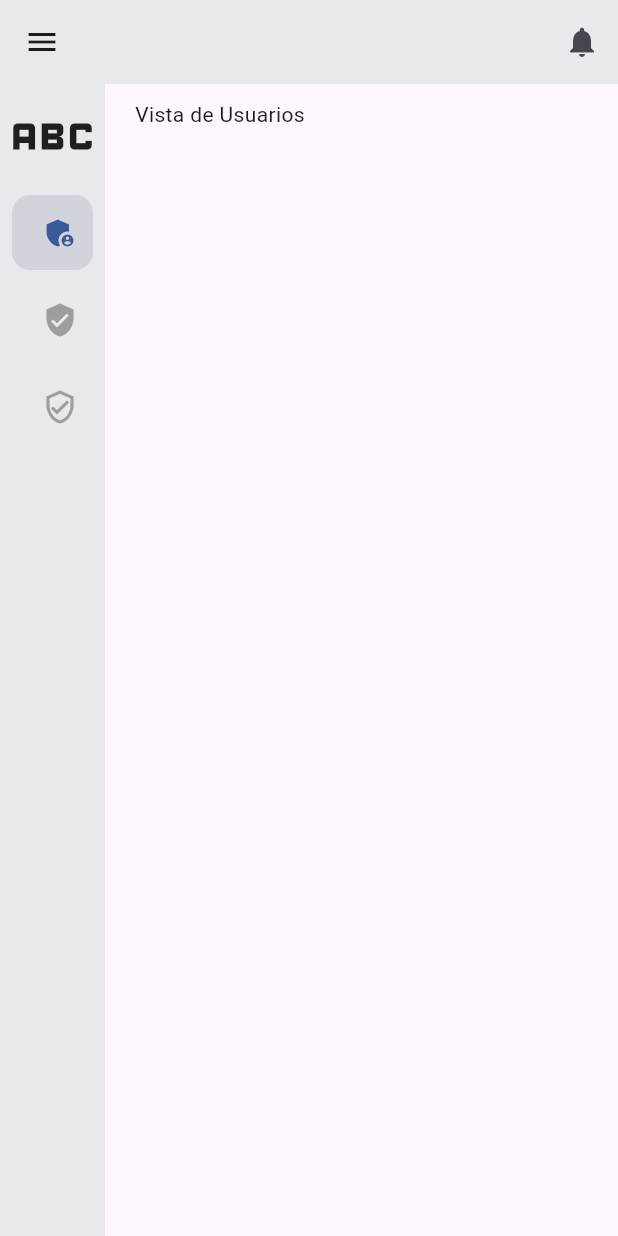
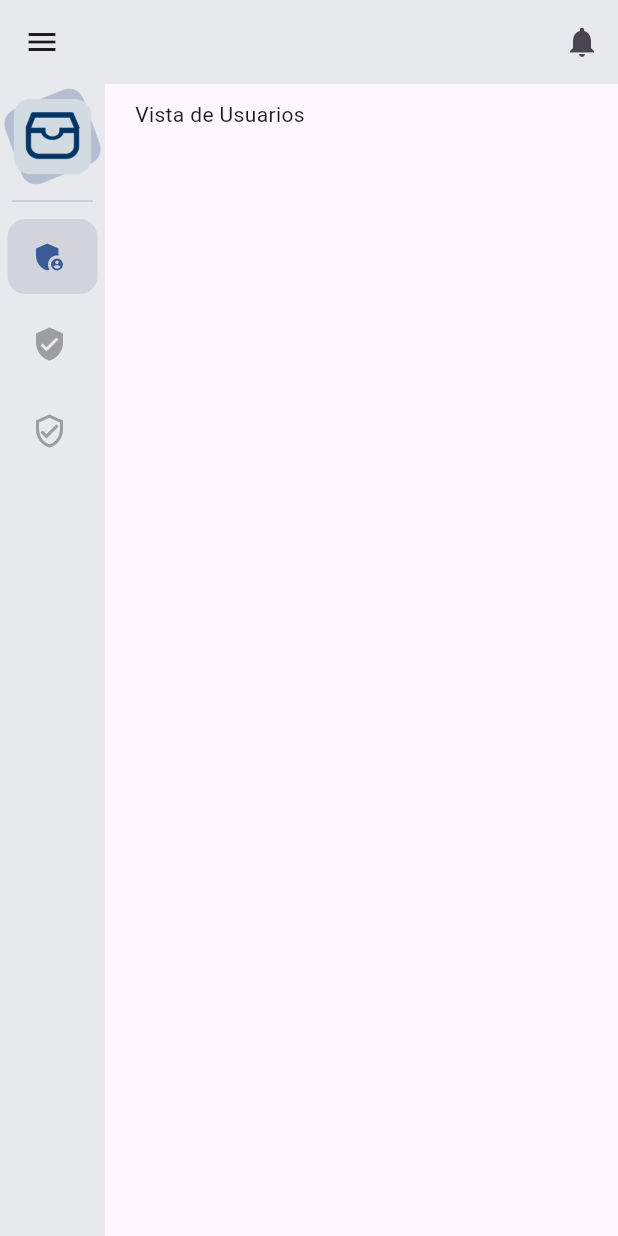
Before and after one commit to sebsanchez99/ArchivaCore, a Flutter app: the screen it shows after launch, swiped to page 2, on a phone screen of 412 x 824 dp. Run offline on Flutter 3.47's test engine with Material 3 defaults, Android fonts, the phone set to English and light mode, and no system bars; drawn by our look-alikes of easy_sidemenu; our stand-ins replace flutter_bloc, freezed_annotation; generated files the repository leaves out were written again.

Commit message:
Se añadio logo y se hicieron estilos al menu

```diff
--- a/frontend/lib/presentation/widgets/menu/side_menu_widget.dart
+++ b/frontend/lib/presentation/widgets/menu/side_menu_widget.dart
@@ -15,27 +15,35 @@ class SideMenuWidget extends StatelessWidget {
       builder: (context, state) {
         return SideMenu(
           controller: sideMenuCubit.sideMenuController,
-          title: Center(child: Icon(Icons.abc, size: 70,)),
+          title: Column(
+            children: [
+              ConstrainedBox(
+                constraints: BoxConstraints(maxWidth: 150, maxHeight: 150),
+                child: Image.asset('assets/images/logo.png'),
+              ),
+              Divider(indent: 8, endIndent: 8),
+            ],
+          ),
+          displayModeToggleDuration: Duration(milliseconds: 250),
 
           style: SideMenuStyle(
-            showHamburger: true,
+            openSideMenuWidth: 250,
             backgroundColor: Color(0xFFE7E9ED),
             hoverColor: Color(0xFFF3F4F6),
             selectedColor: Color(0xFFD1D5DB),
             selectedTitleTextStyle: TextStyle(
-            fontWeight: FontWeight.bold,
-            color: Color(0xFF2B3642),
+              fontWeight: FontWeight.bold,
+              color: Color(0xFF2B3642),
             ),
             selectedIconColor: Color(0xFF3A5A98),
             unselectedIconColor: Colors.grey,
             unselectedTitleTextStyle: TextStyle(color: Color(0xFF394958)),
             itemBorderRadius: BorderRadius.circular(12),
-            itemOuterPadding: EdgeInsets.symmetric(horizontal: 8,vertical: 4,),
-            itemInnerSpacing: 10,
-            ),
+            itemOuterPadding: EdgeInsets.symmetric(horizontal: 5, vertical: 4),
+          ),
 
-            items:
-            menuItems.entries.map((item) {
+          items:
+              menuItems.entries.map((item) {
                 return SideMenuItem(
                   title: item.value["title"],
                   icon: item.value["icon"],
```
